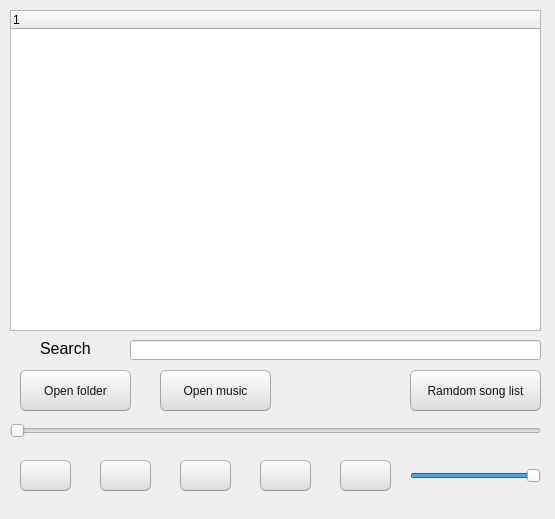
defaultax7/2012h-project, file prototype/music_player_window.ui: the form before one commit.
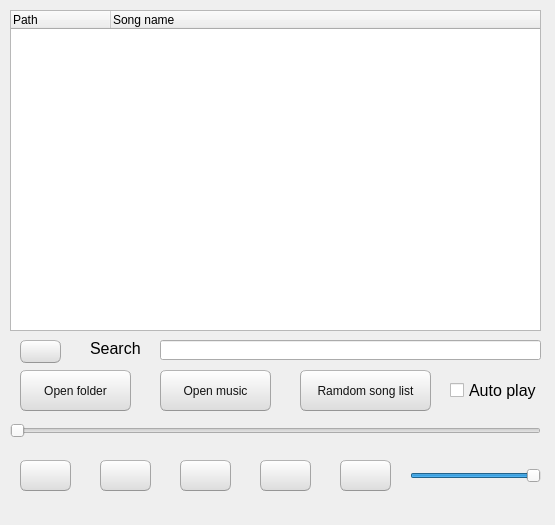
The form after the commit.

Commit message: add songs from folder

What changed in the file:
```diff
--- a/prototype/music_player_window.ui
+++ b/prototype/music_player_window.ui
@@ -7,7 +7,7 @@
     <x>0</x>
     <y>0</y>
     <width>555</width>
-    <height>519</height>
+    <height>525</height>
    </rect>
   </property>
   <property name="windowTitle">
@@ -23,9 +23,17 @@
       <height>321</height>
      </rect>
     </property>
+    <property name="columnCount">
+     <number>2</number>
+    </property>
     <column>
      <property name="text">
-      <string notr="true">1</string>
+      <string notr="true">Path</string>
+     </property>
+    </column>
+    <column>
+     <property name="text">
+      <string>Song name</string>
      </property>
     </column>
    </widget>
@@ -341,7 +349,7 @@
    <widget class="QPushButton" name="btn_random_song_list">
     <property name="geometry">
      <rect>
-      <x>410</x>
+      <x>300</x>
       <y>370</y>
       <width>131</width>
       <height>41</height>
@@ -381,7 +389,7 @@
    <widget class="QLabel" name="label">
     <property name="geometry">
      <rect>
-      <x>40</x>
+      <x>90</x>
       <y>340</y>
       <width>61</width>
       <height>16</height>
@@ -400,13 +408,72 @@
    <widget class="QLineEdit" name="search_song">
     <property name="geometry">
      <rect>
-      <x>130</x>
+      <x>160</x>
       <y>340</y>
-      <width>411</width>
+      <width>381</width>
       <height>20</height>
      </rect>
     </property>
    </widget>
+   <widget class="QCheckBox" name="checkBox">
+    <property name="geometry">
+     <rect>
+      <x>450</x>
+      <y>380</y>
+      <width>101</width>
+      <height>21</height>
+     </rect>
+    </property>
+    <property name="font">
+     <font>
+      <family>Arial</family>
+      <pointsize>12</pointsize>
+     </font>
+    </property>
+    <property name="text">
+     <string>Auto play</string>
+    </property>
+   </widget>
+   <widget class="QPushButton" name="btn_delete">
+    <property name="geometry">
+     <rect>
+      <x>20</x>
+      <y>340</y>
+      <width>41</width>
+      <height>23</height>
+     </rect>
+    </property>
+    <property name="styleSheet">
+     <string notr="true">QPushButton { 
+            font-size: 12px;
+            font: bold large &quot;Aerial&quot;;
+            color:rgb(17,17,17);
+            border-width: 1px;
+            border-radius: 6px;
+            border-bottom-color: rgb(150,150,150);
+            border-right-color: rgb(165,165,165);
+            border-left-color: rgb(165,165,165);
+            border-top-color: rgb(180,180,180);
+            border-style: solid;
+            padding: 4px;
+            background-color: qlineargradient(spread:pad, x1:0.5, y1:1, x2:0.5, y2:0, stop:0 rgba(220, 220, 220, 255), stop:1 rgba(255, 255, 255, 255));
+        }
+        
+        QPushButton:hover {
+            border-top-color: rgb(76,195,255);
+            border-right-color: qlineargradient(spread:pad, x1:0, y1:1, x2:1, y2:0, stop:0 rgb(76,195,255), stop:1 rgb(76,195,255));
+            border-left-color:  qlineargradient(spread:pad, x1:1, y1:0, x2:0, y2:0, stop:0 rgb(76,195,255), stop:1 rgb(76,195,255));
+            border-bottom-color: rgb(76,195,255);
+            background-color: qlineargradient(spread:pad, x1:0.5, y1:1, x2:0.5, y2:0, stop:0 rgba(220, 220, 220, 255), stop:1 rgba(255, 255, 255, 255));
+        }
+        QPushButton:pressed{
+            background-color: qlineargradient(spread:pad, x1:0.5, y1:0, x2:0.5, y2:1, stop:0 rgba(220, 220, 220, 255), stop:1 rgba(255, 255, 255, 255));
+        }</string>
+    </property>
+    <property name="text">
+     <string/>
+    </property>
+   </widget>
   </widget>
   <widget class="QMenuBar" name="menubar">
    <property name="geometry">
```
The commit also changes 5 other files.
